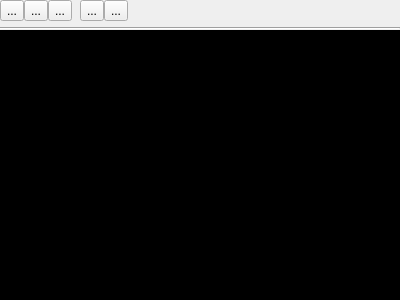
Qt form src/plugins/ProjectManager/BuildRunOutput.ui (diegoiast/qtedit4) before a commit.
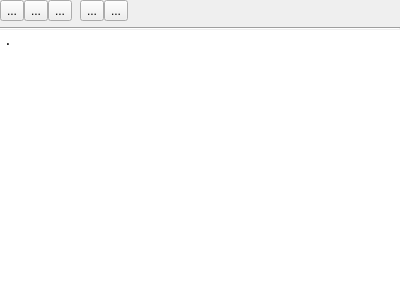
The same form after that commit. Icons and pictures are not drawn.

Commit message:
ProjectBuildModel: white console (#110)
On some systems, black console looks bad. So, lets keep it "original
theme" usually white.

closes #110

```diff
--- a/src/plugins/ProjectManager/BuildRunOutput.ui
+++ b/src/plugins/ProjectManager/BuildRunOutput.ui
@@ -155,115 +155,6 @@
    </item>
    <item>
     <widget class="QTextBrowser" name="commandOuput">
-     <property name="palette">
-      <palette>
-       <active>
-        <colorrole role="WindowText">
-         <brush brushstyle="SolidPattern">
-          <color alpha="255">
-           <red>255</red>
-           <green>255</green>
-           <blue>255</blue>
-          </color>
-         </brush>
-        </colorrole>
-        <colorrole role="Text">
-         <brush brushstyle="SolidPattern">
-          <color alpha="255">
-           <red>119</red>
-           <green>119</green>
-           <blue>119</blue>
-          </color>
-         </brush>
-        </colorrole>
-        <colorrole role="Base">
-         <brush brushstyle="SolidPattern">
-          <color alpha="255">
-           <red>0</red>
-           <green>0</green>
-           <blue>0</blue>
-          </color>
-         </brush>
-        </colorrole>
-        <colorrole role="Highlight">
-         <brush brushstyle="SolidPattern">
-          <color alpha="255">
-           <red>119</red>
-           <green>119</green>
-           <blue>119</blue>
-          </color>
-         </brush>
-        </colorrole>
-        <colorrole role="HighlightedText">
-         <brush brushstyle="SolidPattern">
-          <color alpha="255">
-           <red>0</red>
-           <green>0</green>
-           <blue>0</blue>
-          </color>
-         </brush>
-        </colorrole>
-       </active>
-       <inactive>
-        <colorrole role="WindowText">
-         <brush brushstyle="SolidPattern">
-          <color alpha="255">
-           <red>255</red>
-           <green>255</green>
-           <blue>255</blue>
-          </color>
-         </brush>
-        </colorrole>
-        <colorrole role="Text">
-         <brush brushstyle="SolidPattern">
-          <color alpha="255">
-           <red>119</red>
-           <green>119</green>
-           <blue>119</blue>
-          </color>
-         </brush>
-        </colorrole>
-        <colorrole role="Base">
-         <brush brushstyle="SolidPattern">
-          <color alpha="255">
-           <red>0</red>
-           <green>0</green>
-           <blue>0</blue>
-          </color>
-         </brush>
-        </colorrole>
-        <colorrole role="Highlight">
-         <brush brushstyle="SolidPattern">
-          <color alpha="255">
-           <red>119</red>
-           <green>119</green>
-           <blue>119</blue>
-          </color>
-         </brush>
-        </colorrole>
-        <colorrole role="HighlightedText">
-         <brush brushstyle="SolidPattern">
-          <color alpha="255">
-           <red>0</red>
-           <green>0</green>
-           <blue>0</blue>
-          </color>
-         </brush>
-        </colorrole>
-       </inactive>
-       <disabled>
-        <colorrole role="HighlightedText">
-         <brush brushstyle="SolidPattern">
-          <color alpha="255">
-           <red>0</red>
-           <green>0</green>
-           <blue>0</blue>
-          </color>
-         </brush>
-        </colorrole>
-       </disabled>
-      </palette>
-     </property>
      <property name="font">
       <font>
        <family>Monospace</family>
@@ -281,10 +172,17 @@
       <bool>true</bool>
      </property>
      <property name="html">
-      <string notr="true">.</string>
+      <string>&lt;!DOCTYPE HTML PUBLIC &quot;-//W3C//DTD HTML 4.0//EN&quot; &quot;http://www.w3.org/TR/REC-html40/strict.dtd&quot;&gt;
+&lt;html&gt;&lt;head&gt;&lt;meta name=&quot;qrichtext&quot; content=&quot;1&quot; /&gt;&lt;meta charset=&quot;utf-8&quot; /&gt;&lt;style type=&quot;text/css&quot;&gt;
+p, li { white-space: pre-wrap; }
+hr { height: 1px; border-width: 0; }
+li.unchecked::marker { content: &quot;\2610&quot;; }
+li.checked::marker { content: &quot;\2612&quot;; }
+&lt;/style&gt;&lt;/head&gt;&lt;body style=&quot; font-family:'Monospace'; font-size:10pt; font-weight:400; font-style:normal;&quot;&gt;
+&lt;p style=&quot; margin-top:0px; margin-bottom:0px; margin-left:0px; margin-right:0px; -qt-block-indent:0; text-indent:0px;&quot;&gt;.&lt;/p&gt;&lt;/body&gt;&lt;/html&gt;</string>
      </property>
      <property name="plainText">
-      <string notr="true"/>
+      <string notr="true">.</string>
      </property>
      <property name="textInteractionFlags">
       <set>Qt::TextInteractionFlag::LinksAccessibleByKeyboard|Qt::TextInteractionFlag::LinksAccessibleByMouse|Qt::TextInteractionFlag::TextBrowserInteraction|Qt::TextInteractionFlag::TextSelectableByKeyboard|Qt::TextInteractionFlag::TextSelectableByMouse</set>
```
The commit also changes 2 other files.
